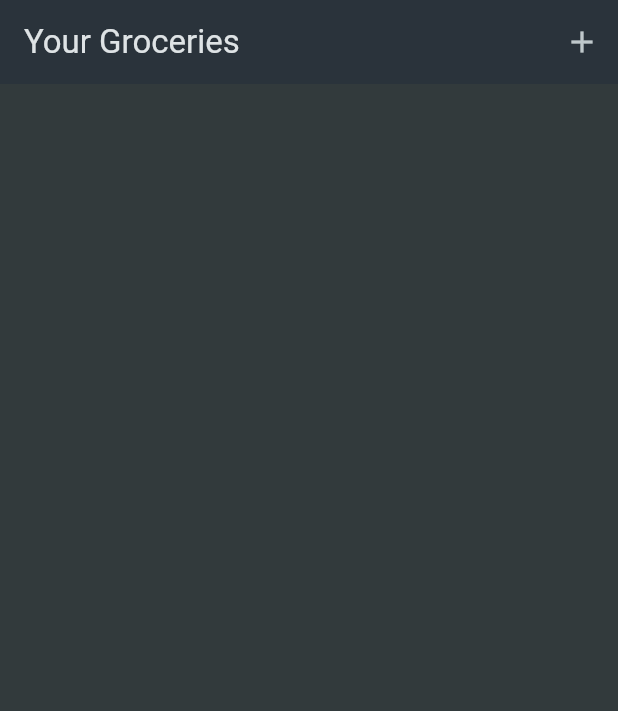
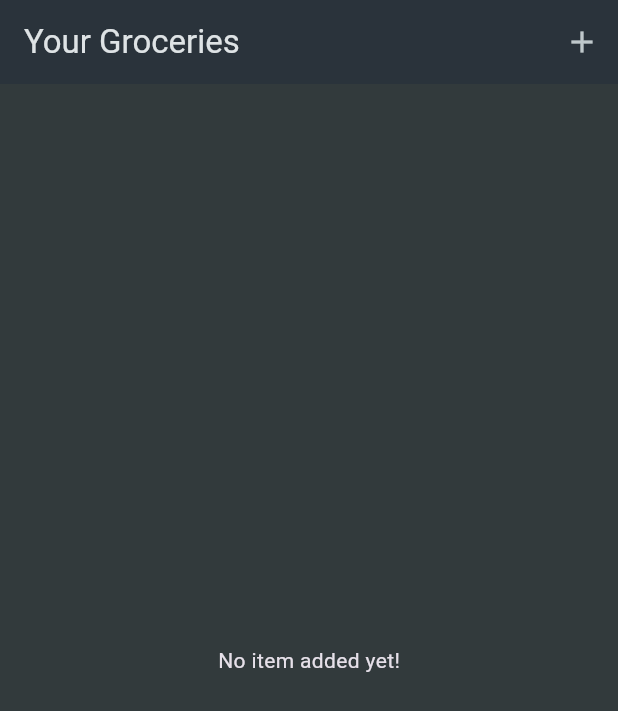
Before and after one commit to Junaidchohan/FLUTTER-FIREBASE-SHOPING-LIST-APP, a Flutter app: the screen it shows after launch, on a phone screen of 412 x 824 dp. Shown: the top 711 px of the screen. Run offline on Flutter 3.47's test engine with Material 3 defaults, Android fonts, the phone set to English and light mode, and no system bars.

Commit message:
Adding Dismissible & Also Show Text Message If Item is Not added

```diff
--- a/lib/widgets/grocery_list.dart
+++ b/lib/widgets/grocery_list.dart
@@ -26,23 +26,25 @@ class _GroceryListState extends State<GroceryList> {
     });
   }
 
+  void _removeItem(GroceryItem item) {
+    setState(() {
+      _groceryItems.remove(item);
+    });
+  }
+
   @override
   Widget build(BuildContext context) {
-    return Scaffold(
-      appBar: AppBar(
-        title: const Text('Your Groceries'),
-        actions: [
-          IconButton(
-            onPressed: _addItem,
-            icon: Icon(
-              Icons.add,
-            ),
-          ),
-        ],
-      ),
-      body: ListView.builder(
+    Widget contant = Center(child: Text("No item added yet!"));
+
+    if (_groceryItems.isNotEmpty) {
+      contant = ListView.builder(
         itemCount: _groceryItems.length,
-        itemBuilder: (ctx, index) => ListTile(
+        itemBuilder: (ctx, index) => Dismissible(
+          onDismissed: (direction) {
+            _removeItem(_groceryItems[index]);
+          },
+          key: ValueKey(_groceryItems[index].name),
+          child: ListTile(
             title: Text(_groceryItems[index].name),
             leading: Container(
               width: 24,
@@ -56,4 +58,19 @@ class _GroceryListState extends State<GroceryList> {
         ),
       );
     }
+
+    return Scaffold(
+        appBar: AppBar(
+          title: const Text('Your Groceries'),
+          actions: [
+            IconButton(
+              onPressed: _addItem,
+              icon: Icon(
+                Icons.add,
+              ),
+            ),
+          ],
+        ),
+        body: contant);
   }
+}
```
Lines whose indentation alone changed are shown as unchanged.
